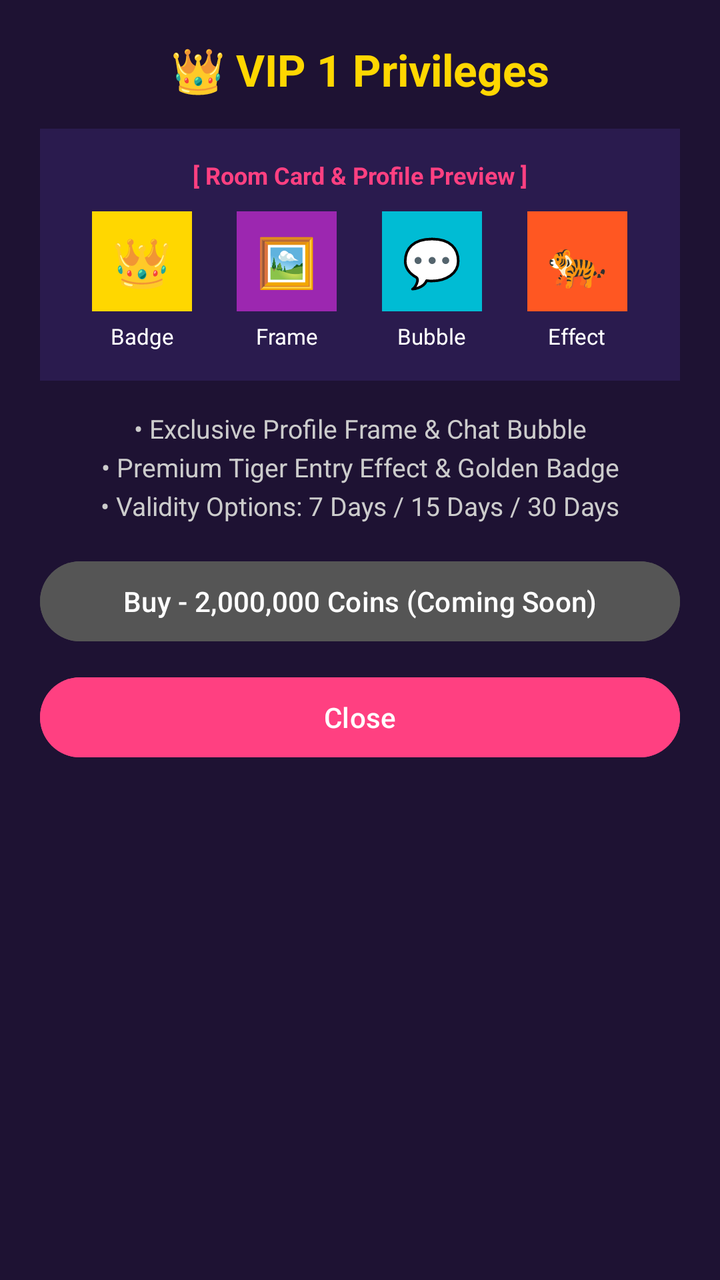
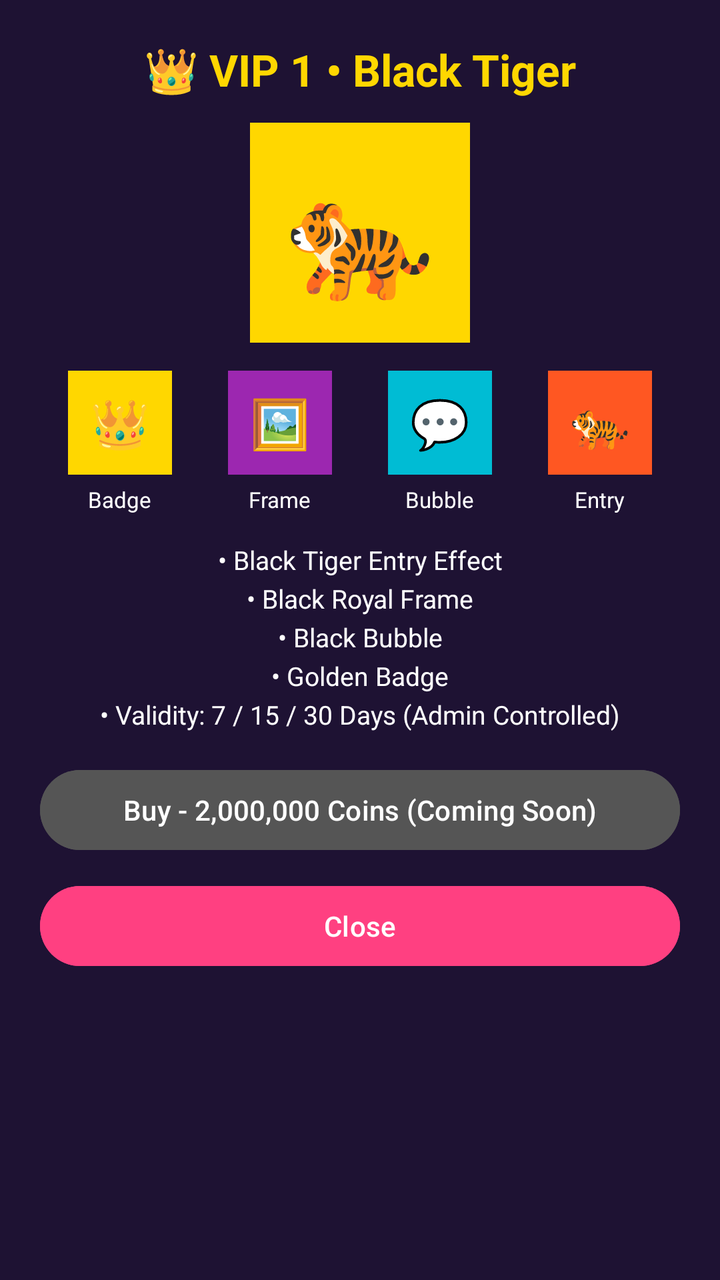

Before-and-after screenshots of an Android layout around one commit, followed by the original layout XML and the change that was made.
<!-- AndroidManifest.xml: application theme Theme.SRVoiceChat -->
<!-- res/layout/dialog_vip_details.xml -->
<?xml version="1.0" encoding="utf-8"?>
<LinearLayout xmlns:android="http://schemas.android.com/apk/res/android"
    android:layout_width="match_parent"
    android:layout_height="wrap_content"
    android:orientation="vertical"
    android:background="#1E1233"
    android:padding="20dp"
    android:gravity="center_horizontal">

    
    <TextView
        android:id="@+id/textDetailTitle"
        android:layout_width="wrap_content"
        android:layout_height="wrap_content"
        android:text="👑 VIP 1 Privileges"
        android:textColor="#FFD700"
        android:textSize="22sp"
        android:textStyle="bold"
        android:layout_marginBottom="15dp" />

    
    <LinearLayout
        android:layout_width="match_parent"
        android:layout_height="wrap_content"
        android:orientation="vertical"
        android:background="#2A1B4E"
        android:padding="15dp"
        android:layout_marginBottom="15dp"
        android:gravity="center">

        <TextView
            android:layout_width="wrap_content"
            android:layout_height="wrap_content"
            android:text="[ Room Card &amp; Profile Preview ]"
            android:textColor="#FF4081"
            android:textSize="12sp"
            android:textStyle="bold"
            android:layout_marginBottom="10dp" />

        
        <LinearLayout
            android:layout_width="match_parent"
            android:layout_height="wrap_content"
            android:orientation="horizontal"
            android:gravity="center"
            android:weightSum="4">

            
            <LinearLayout
                android:layout_width="0dp"
                android:layout_height="wrap_content"
                android:layout_weight="1"
                android:orientation="vertical"
                android:gravity="center">
                <TextView
                    android:layout_width="50dp"
                    android:layout_height="50dp"
                    android:background="#FFD700"
                    android:text="👑"
                    android:textSize="24sp"
                    android:gravity="center" />
                <TextView
                    android:layout_width="wrap_content"
                    android:layout_height="wrap_content"
                    android:text="Badge"
                    android:textColor="#FFFFFF"
                    android:textSize="11sp"
                    android:layout_marginTop="5dp" />
            </LinearLayout>

            
            <LinearLayout
                android:layout_width="0dp"
                android:layout_height="wrap_content"
                android:layout_weight="1"
                android:orientation="vertical"
                android:gravity="center">
                <TextView
                    android:layout_width="50dp"
                    android:layout_height="50dp"
                    android:background="#9C27B0"
                    android:text="🖼️"
                    android:textSize="24sp"
                    android:gravity="center" />
                <TextView
                    android:layout_width="wrap_content"
                    android:layout_height="wrap_content"
                    android:text="Frame"
                    android:textColor="#FFFFFF"
                    android:textSize="11sp"
                    android:layout_marginTop="5dp" />
            </LinearLayout>

            
            <LinearLayout
                android:layout_width="0dp"
                android:layout_height="wrap_content"
                android:layout_weight="1"
                android:orientation="vertical"
                android:gravity="center">
                <TextView
                    android:layout_width="50dp"
                    android:layout_height="50dp"
                    android:background="#00BCD4"
                    android:text="💬"
                    android:textSize="24sp"
                    android:gravity="center" />
                <TextView
                    android:layout_width="wrap_content"
                    android:layout_height="wrap_content"
                    android:text="Bubble"
                    android:textColor="#FFFFFF"
                    android:textSize="11sp"
                    android:layout_marginTop="5dp" />
            </LinearLayout>

            
            <LinearLayout
                android:layout_width="0dp"
                android:layout_height="wrap_content"
                android:layout_weight="1"
                android:orientation="vertical"
                android:gravity="center">
                <TextView
                    android:layout_width="50dp"
                    android:layout_height="50dp"
                    android:background="#FF5722"
                    android:text="🐅"
                    android:textSize="24sp"
                    android:gravity="center" />
                <TextView
                    android:layout_width="wrap_content"
                    android:layout_height="wrap_content"
                    android:text="Effect"
                    android:textColor="#FFFFFF"
                    android:textSize="11sp"
                    android:layout_marginTop="5dp" />
            </LinearLayout>

        </LinearLayout>

    </LinearLayout>

    
    <TextView
        android:id="@+id/textDetailDesc"
        android:layout_width="match_parent"
        android:layout_height="wrap_content"
        android:text="• Exclusive Profile Frame &amp; Chat Bubble\n• Premium Tiger Entry Effect &amp; Golden Badge\n• Validity Options: 7 Days / 15 Days / 30 Days"
        android:textColor="#CCCCCC"
        android:textSize="13sp"
        android:lineSpacingExtra="4dp"
        android:layout_marginBottom="15dp"
        android:gravity="center" />

    
    <Button
        android:id="@+id/btnBuyVip"
        android:layout_width="match_parent"
        android:layout_height="wrap_content"
        android:text="Buy - 2,000,000 Coins (Coming Soon)"
        android:textColor="#FFFFFF"
        android:backgroundTint="#555555"
        android:enabled="false"
        android:layout_marginBottom="10dp" />

    
    <Button
        android:id="@+id/btnCloseDetail"
        android:layout_width="match_parent"
        android:layout_height="wrap_content"
        android:text="Close"
        android:textColor="#FFFFFF"
        android:backgroundTint="#FF4081" />

</LinearLayout>
<!-- resources referenced by this layout -->
<resources>
  <style name="Theme.SRVoiceChat" parent="Theme.Material3.DayNight.NoActionBar">
          <item name="colorPrimary">#FF4081</item>
          <item name="android:statusBarColor">#FF4081</item>
          <item name="android:windowLightStatusBar">true</item>
      </style>
</resources>

<!-- the commit's change to res/layout/dialog_vip_details.xml (unified diff, before → after) -->
@@ -7,153 +7,63 @@
     android:padding="20dp"
     android:gravity="center_horizontal">
 
-    
     <TextView
         android:id="@+id/textDetailTitle"
         android:layout_width="wrap_content"
         android:layout_height="wrap_content"
-        android:text="👑 VIP 1 Privileges"
+        android:text="👑 VIP 1 • Black Tiger"
         android:textColor="#FFD700"
         android:textSize="22sp"
         android:textStyle="bold"
-        android:layout_marginBottom="15dp" />
+        android:layout_marginBottom="12dp" />
 
-    
+    <TextView
+        android:id="@+id/textTigerPreview"
+        android:layout_width="110dp"
+        android:layout_height="110dp"
+        android:background="#FFD700"
+        android:text="🐅"
+        android:textSize="60sp"
+        android:gravity="center"
+        android:layout_marginBottom="14dp" />
+
     <LinearLayout
         android:layout_width="match_parent"
         android:layout_height="wrap_content"
-        android:orientation="vertical"
-        android:background="#2A1B4E"
-        android:padding="15dp"
-        android:layout_marginBottom="15dp"
-        android:gravity="center">
+        android:orientation="horizontal"
+        android:gravity="center"
+        android:weightSum="4"
+        android:layout_marginBottom="14dp">
 
-        <TextView
-            android:layout_width="wrap_content"
-            android:layout_height="wrap_content"
-            android:text="[ Room Card &amp; Profile Preview ]"
-            android:textColor="#FF4081"
-            android:textSize="12sp"
-            android:textStyle="bold"
-            android:layout_marginBottom="10dp" />
-
-        
-        <LinearLayout
-            android:layout_width="match_parent"
-            android:layout_height="wrap_content"
-            android:orientation="horizontal"
-            android:gravity="center"
-            android:weightSum="4">
-
-            
-            <LinearLayout
-                android:layout_width="0dp"
-                android:layout_height="wrap_content"
-                android:layout_weight="1"
-                android:orientation="vertical"
-                android:gravity="center">
-                <TextView
-                    android:layout_width="50dp"
-                    android:layout_height="50dp"
-                    android:background="#FFD700"
-                    android:text="👑"
-                    android:textSize="24sp"
-                    android:gravity="center" />
-                <TextView
-                    android:layout_width="wrap_content"
-                    android:layout_height="wrap_content"
-                    android:text="Badge"
-                    android:textColor="#FFFFFF"
-                    android:textSize="11sp"
-                    android:layout_marginTop="5dp" />
-            </LinearLayout>
-
-            
-            <LinearLayout
-                android:layout_width="0dp"
-                android:layout_height="wrap_content"
-                android:layout_weight="1"
-                android:orientation="vertical"
-                android:gravity="center">
-                <TextView
-                    android:layout_width="50dp"
-                    android:layout_height="50dp"
-                    android:background="#9C27B0"
-                    android:text="🖼️"
-                    android:textSize="24sp"
-                    android:gravity="center" />
-                <TextView
-                    android:layout_width="wrap_content"
-                    android:layout_height="wrap_content"
-                    android:text="Frame"
-                    android:textColor="#FFFFFF"
-                    android:textSize="11sp"
-                    android:layout_marginTop="5dp" />
-            </LinearLayout>
-
-            
-            <LinearLayout
-                android:layout_width="0dp"
-                android:layout_height="wrap_content"
-                android:layout_weight="1"
-                android:orientation="vertical"
-                android:gravity="center">
-                <TextView
-                    android:layout_width="50dp"
-                    android:layout_height="50dp"
-                    android:background="#00BCD4"
-                    android:text="💬"
-                    android:textSize="24sp"
-                    android:gravity="center" />
-                <TextView
-                    android:layout_width="wrap_content"
-                    android:layout_height="wrap_content"
-                    android:text="Bubble"
-                    android:textColor="#FFFFFF"
-                    android:textSize="11sp"
-                    android:layout_marginTop="5dp" />
-            </LinearLayout>
-
-            
-            <LinearLayout
-                android:layout_width="0dp"
-                android:layout_height="wrap_content"
-                android:layout_weight="1"
-                android:orientation="vertical"
-                android:gravity="center">
-                <TextView
-                    android:layout_width="50dp"
-                    android:layout_height="50dp"
-                    android:background="#FF5722"
-                    android:text="🐅"
-                    android:textSize="24sp"
-                    android:gravity="center" />
-                <TextView
-                    android:layout_width="wrap_content"
-                    android:layout_height="wrap_content"
-                    android:text="Effect"
-                    android:textColor="#FFFFFF"
-                    android:textSize="11sp"
-                    android:layout_marginTop="5dp" />
-            </LinearLayout>
-
+        <LinearLayout android:layout_width="0dp" android:layout_height="wrap_content" android:layout_weight="1" android:orientation="vertical" android:gravity="center">
+            <TextView android:id="@+id/textBadgePreview" android:layout_width="52dp" android:layout_height="52dp" android:background="#FFD700" android:text="👑" android:textSize="24sp" android:gravity="center" />
+            <TextView android:layout_width="wrap_content" android:layout_height="wrap_content" android:text="Badge" android:textColor="#FFFFFF" android:textSize="11sp" android:layout_marginTop="5dp" />
         </LinearLayout>
-
+        <LinearLayout android:layout_width="0dp" android:layout_height="wrap_content" android:layout_weight="1" android:orientation="vertical" android:gravity="center">
+            <TextView android:id="@+id/textFramePreview" android:layout_width="52dp" android:layout_height="52dp" android:background="#9C27B0" android:text="🖼️" android:textSize="24sp" android:gravity="center" />
+            <TextView android:layout_width="wrap_content" android:layout_height="wrap_content" android:text="Frame" android:textColor="#FFFFFF" android:textSize="11sp" android:layout_marginTop="5dp" />
+        </LinearLayout>
+        <LinearLayout android:layout_width="0dp" android:layout_height="wrap_content" android:layout_weight="1" android:orientation="vertical" android:gravity="center">
+            <TextView android:id="@+id/textBubblePreview" android:layout_width="52dp" android:layout_height="52dp" android:background="#00BCD4" android:text="💬" android:textSize="24sp" android:gravity="center" />
+            <TextView android:layout_width="wrap_content" android:layout_height="wrap_content" android:text="Bubble" android:textColor="#FFFFFF" android:textSize="11sp" android:layout_marginTop="5dp" />
+        </LinearLayout>
+        <LinearLayout android:layout_width="0dp" android:layout_height="wrap_content" android:layout_weight="1" android:orientation="vertical" android:gravity="center">
+            <TextView android:id="@+id/textEffectPreview" android:layout_width="52dp" android:layout_height="52dp" android:background="#FF5722" android:text="🐅" android:textSize="24sp" android:gravity="center" />
+            <TextView android:layout_width="wrap_content" android:layout_height="wrap_content" android:text="Entry" android:textColor="#FFFFFF" android:textSize="11sp" android:layout_marginTop="5dp" />
+        </LinearLayout>
     </LinearLayout>
 
-    
     <TextView
         android:id="@+id/textDetailDesc"
         android:layout_width="match_parent"
         android:layout_height="wrap_content"
-        android:text="• Exclusive Profile Frame &amp; Chat Bubble\n• Premium Tiger Entry Effect &amp; Golden Badge\n• Validity Options: 7 Days / 15 Days / 30 Days"
-        android:textColor="#CCCCCC"
+        android:text="• Black Tiger Entry Effect\n• Black Royal Frame\n• Black Bubble\n• Golden Badge\n• Validity: 7 / 15 / 30 Days (Admin Controlled)"
+        android:textColor="#FFFFFF"
         android:textSize="13sp"
         android:lineSpacingExtra="4dp"
         android:layout_marginBottom="15dp"
         android:gravity="center" />
 
-    
     <Button
         android:id="@+id/btnBuyVip"
         android:layout_width="match_parent"
@@ -164,7 +74,6 @@
         android:enabled="false"
         android:layout_marginBottom="10dp" />
 
-    
     <Button
         android:id="@+id/btnCloseDetail"
         android:layout_width="match_parent"
@@ -172,5 +81,4 @@
         android:text="Close"
         android:textColor="#FFFFFF"
         android:backgroundTint="#FF4081" />
-
 </LinearLayout>
